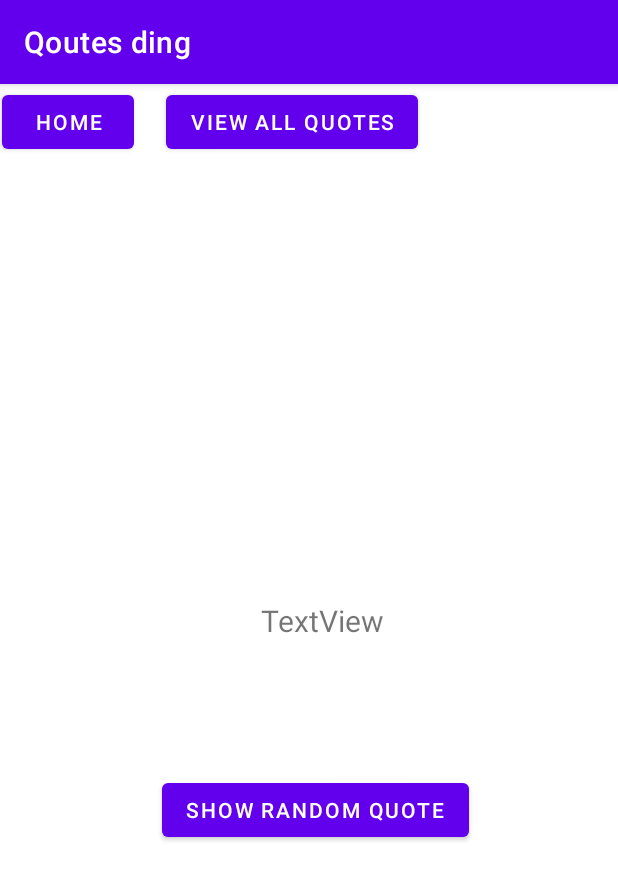
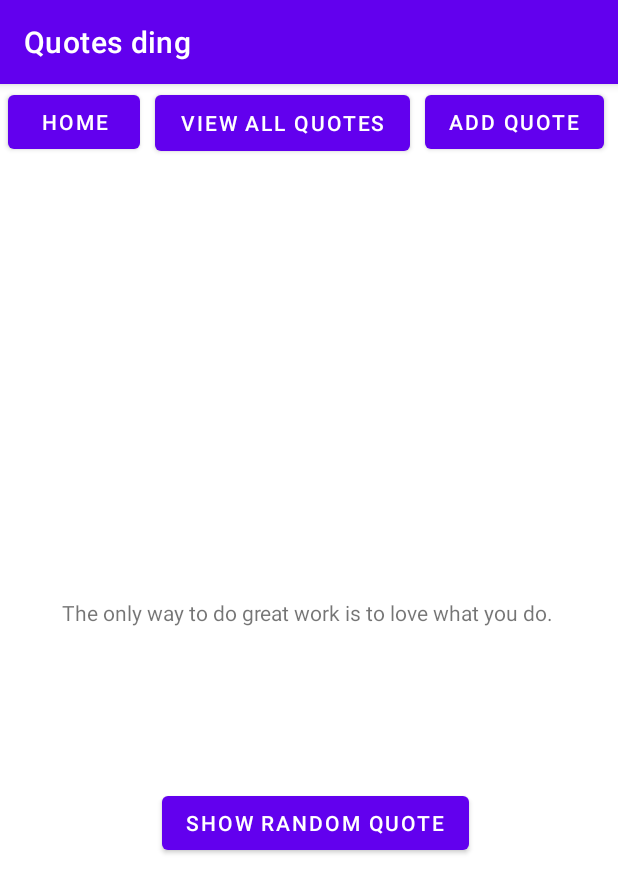
Before and after one commit to Jellios/applicationDevelopment, an Android app: the screen it shows after launch (MainActivity), on a phone screen of 412 x 824 dp. Shown: the top 893 px of the screen. Run offline under Robolectric (Android 15) with nearby library versions, the phone set to English and light mode, and no system bars.

Commit message:
big progress

```diff
--- a/project/app/src/main/AndroidManifest.xml
+++ b/project/app/src/main/AndroidManifest.xml
@@ -12,6 +12,12 @@
         android:theme="@style/Theme.Project"
         tools:targetApi="31">
         <activity
+            android:name=".ViewAllQuotesActivity"
+            android:exported="false" />
+        <activity
+            android:name=".AddQuoteActivity"
+            android:exported="false" />
+        <activity
             android:name=".MainActivity"
             android:exported="true">
             <intent-filter>
--- a/project/app/src/main/java/com/example/project/MainActivity.java
+++ b/project/app/src/main/java/com/example/project/MainActivity.java
@@ -1,24 +1,104 @@
 package com.example.project;
 
+import androidx.activity.result.ActivityResultLauncher;
+import androidx.activity.result.contract.ActivityResultContract;
+import androidx.activity.result.contract.ActivityResultContracts;
 import androidx.appcompat.app.AppCompatActivity;
 
+import android.app.Activity;
 import android.content.Context;
+import android.content.Intent;
 import android.os.Bundle;
 import android.view.View;
+import android.widget.ArrayAdapter;
 import android.widget.Button;
+import android.widget.ListView;
 import android.widget.ScrollView;
 import android.widget.TextView;
 
+import java.util.ArrayList;
+import java.util.Random;
+
 public class MainActivity extends AppCompatActivity {
 
+    public static final int RESULT_ADD_QUOTE = 1;
+    public TextView tv_randomQuote;
 
+    private ArrayList<Quote> quotes_list;
+
+    private Button btn_ViewQuotes;
+
+    private String[] quotes = {
+            "Be the change you wish to see in the world.",
+            "The only way to do great work is to love what you do.",
+            "In three words I can sum up everything I've learned about life: it goes on.",
+            "Believe you can and you're halfway there.",
+            "Don't let yesterday take up too much of today."
+    };
     @Override
     protected void onCreate(Bundle savedInstanceState) {
         super.onCreate(savedInstanceState);
         setContentView(R.layout.activity_main);
-
+        this.quotes_list = new ArrayList<>();
+        this.tv_randomQuote = findViewById(R.id.tv_main_quote);
+        int rndm = new Random().nextInt(this.quotes.length);
+        this.tv_randomQuote.setText(this.quotes[rndm]);
+        this.initialPopulation();
 
 
     }
+    public void setRandomQuote(View view)
+    {
+        int limit = this.quotes.length;
+        int rand = (int)(Math.random()*limit);
+        this.tv_randomQuote.setText(this.quotes[rand]);
+
+    }
+    public void onAddQuote(View view)
+    {
+        Intent intent = new Intent(this, AddQuoteActivity.class);
+        addQuoteLauncher.launch(intent);
+    }
+    public void onShowAllQuotes(View view)
+    {
+        ArrayList<String> stringQuotes = new ArrayList<>();
+        System.out.println("size of list: " + this.quotes_list.size() + "\n");
+        Intent intent = new Intent(MainActivity.this, ViewAllQuotesActivity.class);
+        for (Quote test: quotes_list) {
+        stringQuotes.add(test.getQuoteText());
+        }
+        intent.putExtra("list",stringQuotes);
+        startActivity(intent);
+    }
+
+    private void initialPopulation()
+    {
+        quotes_list.add(new Quote("If you can see yourself, you'll never be truly blind"));
+        quotes_list.add(new Quote("Be the change you wish to see in the world."));
+        quotes_list.add(new Quote( "The only way to do great work is to love what you do."));
+        quotes_list.add(new Quote("In three words I can sum up everything I've learned about life: it goes on."));
+        quotes_list.add(new Quote("Believe you can and you're halfway there."));
+        quotes_list.add(new Quote( "Don't let yesterday take up too much of today."));
+    }
+    @Override
+    protected void onActivityResult(int requestCode, int resultCode, Intent data) {
+        super.onActivityResult(requestCode, resultCode, data);
+
+        if (requestCode == RESULT_ADD_QUOTE && resultCode == RESULT_OK) {
+            String newQuote = data.getStringExtra("newQuote");
+            quotes_list.add(new Quote(newQuote));
+        }
+    }
+    private ActivityResultLauncher<Intent> addQuoteLauncher = registerForActivityResult(
+            new ActivityResultContracts.StartActivityForResult(),
+            result -> {
+                if (result.getResultCode() == Activity.RESULT_OK) {
+                    Intent data = result.getData();
+                    if (data != null) {
+                        String newQuote = data.getStringExtra("newQuote");
+                        quotes_list.add(new Quote(newQuote));
+                    }
+                }
+            });
 
 }
--- /dev/null
+++ b/project/app/src/main/java/com/example/project/Quote.java
@@ -0,0 +1,18 @@
+package com.example.project;
+
+public class Quote {
+    private String quoteText;
+
+    public Quote(String quoteText) {
+        this.quoteText = quoteText;
+    }
+
+    public String getQuoteText() {
+        return quoteText;
+    }
+
+    public void setQuoteText(String quoteText) {
+        this.quoteText = quoteText;
+    }
+
+}
--- a/project/app/src/main/res/layout/activity_main.xml
+++ b/project/app/src/main/res/layout/activity_main.xml
@@ -10,23 +10,22 @@
         android:id="@+id/Dashboard"
         android:layout_width="wrap_content"
         android:layout_height="wrap_content"
-        android:layout_marginStart="1dp"
+        android:layout_marginStart="5dp"
         android:layout_marginTop="1dp"
         android:text="@string/nav_Home"
         app:layout_constraintStart_toStartOf="parent"
         app:layout_constraintTop_toTopOf="parent" />
 
     <TextView
-        android:id="@+id/textView3"
-        android:layout_width="157dp"
-        android:layout_height="40dp"
-        android:layout_marginStart="136dp"
-        android:layout_marginTop="344dp"
-        android:text="TextView"
+        android:id="@+id/tv_main_quote"
+        android:layout_width="402dp"
+        android:layout_height="50dp"
+        android:layout_marginStart="4dp"
+        android:layout_marginTop="293dp"
         android:textAlignment="center"
-        android:textSize="20sp"
+        android:textSize="14sp"
         app:layout_constraintStart_toStartOf="parent"
-        app:layout_constraintTop_toTopOf="parent" />
+        app:layout_constraintTop_toBottomOf="@+id/Dashboard" />
 
     <Button
         android:id="@+id/btn_main_show_quote"
@@ -34,17 +33,30 @@
         android:layout_height="wrap_content"
         android:layout_marginStart="108dp"
         android:layout_marginTop="76dp"
+        android:onClick="setRandomQuote"
         android:text="@string/show_random"
         app:layout_constraintStart_toStartOf="parent"
-        app:layout_constraintTop_toBottomOf="@+id/textView3" />
+        app:layout_constraintTop_toBottomOf="@+id/tv_main_quote" />
 
     <Button
         android:id="@+id/btn_main_view_all"
-        android:layout_width="wrap_content"
-        android:layout_height="wrap_content"
-        android:layout_marginStart="21dp"
+        android:layout_width="170dp"
+        android:layout_height="49dp"
+        android:layout_marginStart="10dp"
         android:layout_marginTop="1dp"
+        android:onClick="onShowAllQuotes"
         android:text="@string/nav_view_all"
         app:layout_constraintStart_toEndOf="@+id/Dashboard"
         app:layout_constraintTop_toTopOf="parent" />
+
+    <Button
+        android:id="@+id/button"
+        android:layout_width="wrap_content"
+        android:layout_height="wrap_content"
+        android:layout_marginStart="10dp"
+        android:layout_marginTop="1dp"
+        android:onClick="onAddQuote"
+        android:text="@string/nav_add_quote"
+        app:layout_constraintStart_toEndOf="@+id/btn_main_view_all"
+        app:layout_constraintTop_toTopOf="parent" />
 </androidx.constraintlayout.widget.ConstraintLayout>
--- a/project/app/src/main/res/values/strings.xml
+++ b/project/app/src/main/res/values/strings.xml
@@ -1,6 +1,9 @@
 <resources>
-    <string name="app_name">Qoutes ding</string>
+    <string name="app_name">Quotes ding</string>
     <string name="nav_Home">Home</string>
     <string name="nav_view_all">View all quotes</string>
     <string name="show_random">Show random quote</string>
+    <string name="nav_add_quote">Add Quote</string>
+    <string name="back">Back</string>
+    <string name="quotePrompt">Quote text: </string>
 </resources>
```
Also changed, not shown: project/app/src/main/java/com/example/project/AddQuoteActivity.java (added, +42 -0 lines), project/app/src/main/java/com/example/project/ViewAllQuotesActivity.java (added, +56 -0 lines), project/app/src/main/java/com/example/project/recyclerAdapter.java (added, +50 -0 lines), project/app/src/main/res/layout/activity_add_quote.xml (added, +46 -0 lines), project/app/src/main/res/layout/activity_view_all_quotes.xml (added, +27 -0 lines), project/app/src/main/res/layout/qoutes_list.xml (added, +21 -0 lines), 1 other file.
